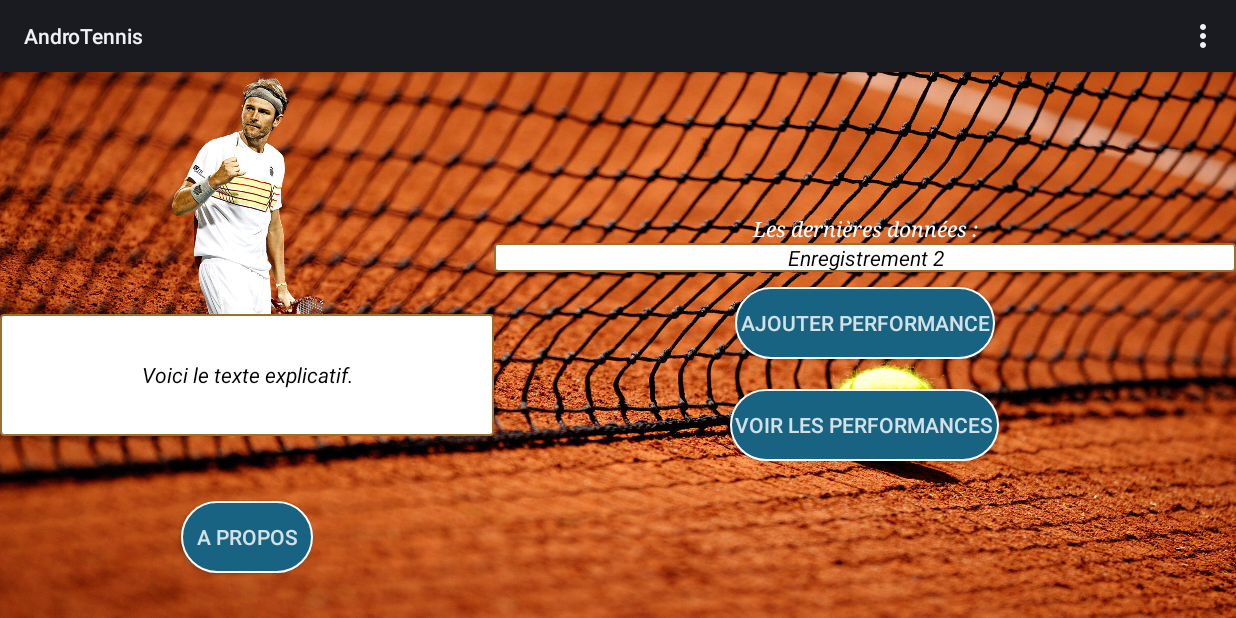
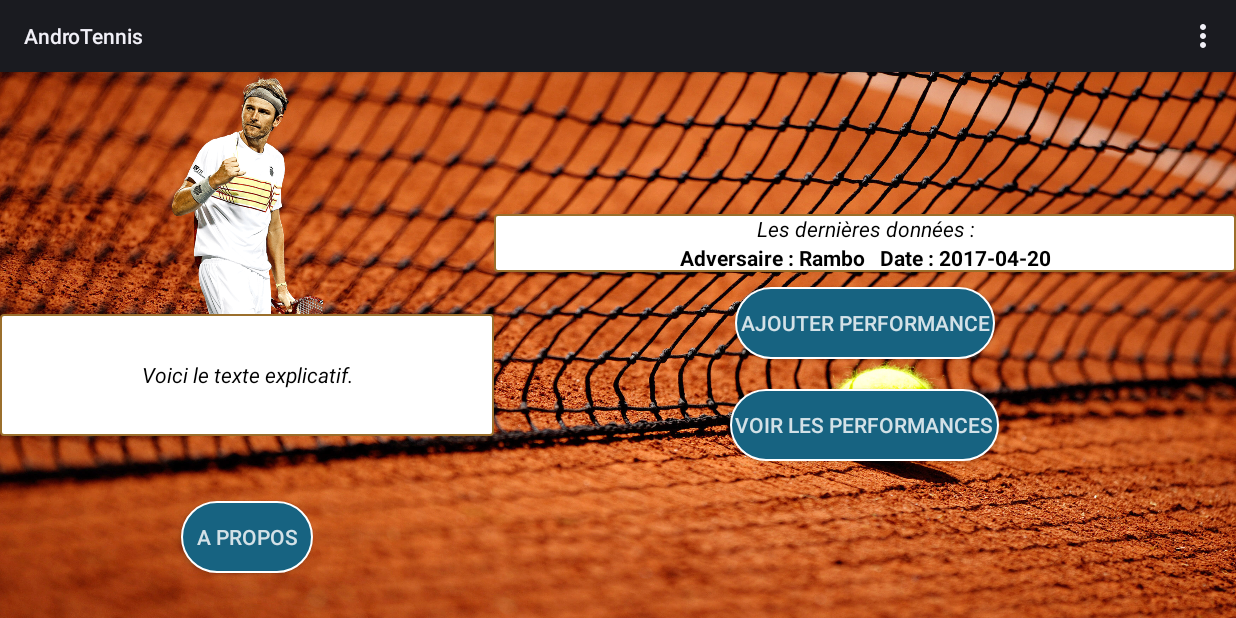
Before and after one commit to Alex3132/Projet-AndroTennis, an Android app: the screen it shows after launch (HomeActivity), in the options menu, after a tap on "Accueil", on a phone screen of 824 x 412 dp (held sideways). Run offline under Robolectric (Android 15) with nearby library versions, the light colour scheme and no system bars; 1 statement that could not run was skipped.

Commit message:
Home activity terminé

```diff
--- a/AndroTennis/app/src/main/java/fr/ldnr/androtennis/HomeActivity.java
+++ b/AndroTennis/app/src/main/java/fr/ldnr/androtennis/HomeActivity.java
@@ -2,12 +2,18 @@ package fr.ldnr.androtennis;
 
 import android.app.Activity;
 import android.content.Intent;
+import android.database.Cursor;
+import android.database.sqlite.SQLiteDatabase;
 import android.os.Build;
 import android.os.Bundle;
 import android.support.annotation.Nullable;
+import android.util.Log;
 import android.view.Menu;
 import android.view.MenuItem;
 import android.view.View;
+import android.widget.TextView;
+
+import java.util.ArrayList;
 
 import misc.MenuNavigation;
 
@@ -18,20 +24,22 @@ import static android.view.View.GONE;
  * Created by Unkof on 19/04/2017.
  */
 
-public class HomeActivity extends Activity{
+public class HomeActivity extends Activity {
 
     @Override
     protected void onCreate(@Nullable Bundle savedInstanceState) {
         super.onCreate(savedInstanceState);
 
 
-setContentView(R.layout.home);
+        setContentView(R.layout.home);
 
         //for api 11 minimum
         View home = findViewById(R.id.home_buttons);
-        if(Build.VERSION.SDK_INT>=11){
+        if (Build.VERSION.SDK_INT >= 11) {
 
             home.setVisibility(GONE);
+
+            setLastAddViews();
         }
     }
 
@@ -45,11 +53,11 @@ setContentView(R.layout.home);
     @Override
     public boolean onMenuItemSelected(int featureId, MenuItem item) {
 
-        switch (item.getItemId()){
+        switch (item.getItemId()) {
 
             case R.id.home_menu_histo:
                 MenuNavigation.goToActivity(HomeActivity.this, HistoricActivity.class);
-            return true;
+                return true;
 
             case R.id.home_menu_perform:
                 MenuNavigation.goToActivity(HomeActivity.this, PerformActivity.class);
@@ -61,39 +69,132 @@ setContentView(R.layout.home);
 
             case R.id.home_menu_welcome:
                 MenuNavigation.goToActivity(HomeActivity.this, HomeActivity.class);
-            default :
+            default:
                 return false;
         }
 
     }
 
-    public void OnAddPerformButtonClicked(View view){
+    public void OnAddPerformButtonClicked(View view) {
 
         MenuNavigation.goToActivity(HomeActivity.this, AddPerformActivity.class);
 
     }
 
-    public void onAboutButtonClicked(View view){
+    public void onAboutButtonClicked(View view) {
 
-        MenuNavigation.goToActivity(HomeActivity.this,AboutActivity.class);
+        MenuNavigation.goToActivity(HomeActivity.this, AboutActivity.class);
     }
 
-    public void onSeePerformButtonClicked(View view){
-MenuNavigation.goToActivity(HomeActivity.this,PerformActivity.class);
+    public void onSeePerformButtonClicked(View view) {
+        MenuNavigation.goToActivity(HomeActivity.this, PerformActivity.class);
     }
 
-    public void onWelcomeButtonClicked(View view){
+    public void onWelcomeButtonClicked(View view) {
 
 
     }
 
-    public void onHistoricButtonClicked(View view){
+    public void onHistoricButtonClicked(View view) {
         MenuNavigation.goToActivity(HomeActivity.this, HistoricActivity.class);
 
     }
 
-    public void onExportButtonClicked(View view){
+    public void onExportButtonClicked(View view) {
 
         /*TODO: Add export code*/
     }
+
+    public void setLastAddViews() {
+
+        int nb = 0;
+        ArrayList<String> tabBack = new ArrayList<String>();
+
+        TextView lastAdd1 = (TextView) findViewById(R.id.last_add_1);
+        TextView lastAdd2 = (TextView) findViewById(R.id.last_add_2);
+        TextView lastAdd3 = (TextView) findViewById(R.id.last_add_3);
+        TextView lastAdd4 = (TextView) findViewById(R.id.last_add_4);
+        TextView lastAdd5 = (TextView) findViewById(R.id.last_add_5);
+
+        lastAdd2.setVisibility(GONE);
+        lastAdd3.setVisibility(GONE);
+        lastAdd4.setVisibility(GONE);
+        lastAdd5.setVisibility(GONE);
+
+
+        manageBdd manager = new manageBdd(this);
+
+        SQLiteDatabase db = manager.getReadableDatabase();
+
+        Cursor curs = db.rawQuery("SELECT count(*) noma from donnees", null);
+
+        if (curs.moveToFirst()) {
+            nb = curs.getInt(0);
+            Log.i("NOmbre : ", Integer.toString(nb));
+            curs.close();
+
+        } else {
+
+            nb = 0;
+        }
+
+        Cursor c = db.rawQuery("SELECT noma, dateTime from donnees ORDER BY dateTime DESC LIMIT 5", null);
+
+        if (c.moveToFirst()) {
+
+
+            tabBack.add("Adversaire : " +c.getString(c.getColumnIndex("noma")) +"   Date : "+ c.getString(c.getColumnIndex("dateTime")).substring(0,10));
+
+            while (c.moveToNext()) {
+
+                tabBack.add("Adversaire : " +c.getString(c.getColumnIndex("noma")) +"   Date : "+ c.getString(c.getColumnIndex("dateTime")).substring(0,10));
+
+            }
+
+            switch (nb) {
+
+                case 0:
+                    break;
+                case 1:
+                    lastAdd1.setText(tabBack.get(0));
+                    lastAdd2.setText(tabBack.get(1));
+                    break;
+                case 2:
+
+                    lastAdd2.setVisibility(View.VISIBLE);
+                    lastAdd1.setText(tabBack.get(0));
+                    lastAdd2.setText(tabBack.get(1));
+                    break;
+                case 3:
+
+                    lastAdd2.setVisibility(View.VISIBLE);
+                    lastAdd3.setVisibility(View.VISIBLE);
+                    lastAdd1.setText(tabBack.get(0));
+                    lastAdd2.setText(tabBack.get(1));
+                    lastAdd3.setText(tabBack.get(2));
+                    break;
+                case 4:
+
+                    lastAdd2.setVisibility(View.VISIBLE);
+                    lastAdd3.setVisibility(View.VISIBLE);
+                    lastAdd4.setVisibility(View.VISIBLE);
+                    lastAdd1.setText(tabBack.get(0));
+                    lastAdd2.setText(tabBack.get(1));
+                    lastAdd3.setText(tabBack.get(2));
+                    lastAdd4.setText(tabBack.get(3));
+                    break;
+
+                default:
+                    lastAdd2.setVisibility(View.VISIBLE);
+                    lastAdd3.setVisibility(View.VISIBLE);
+                    lastAdd4.setVisibility(View.VISIBLE);
+                    lastAdd5.setVisibility(View.VISIBLE);
+                    lastAdd1.setText(tabBack.get(0));
+                    lastAdd2.setText(tabBack.get(1));
+                    lastAdd3.setText(tabBack.get(2));
+                    lastAdd4.setText(tabBack.get(3));
+                    lastAdd5.setText(tabBack.get(4));
+            }
+        }
+    }
 }
--- a/AndroTennis/app/src/main/res/layout/home.xml
+++ b/AndroTennis/app/src/main/res/layout/home.xml
@@ -76,7 +76,7 @@
                 android:layout_height="0dp"
                 android:layout_weight="2"
                 android:autoStart="true"
-                android:flipInterval="10000"
+                android:flipInterval="30000"
 
 
                 >
@@ -149,62 +149,71 @@
                 android:orientation="vertical"
 
                 >
-                <TextView
+                <LinearLayout
                     android:layout_width="match_parent"
                     android:layout_height="0dp"
                     android:layout_weight="1"
+                    android:orientation="vertical"
+                    style="@style/intro_text_style">
+                <TextView
+                    android:layout_width="match_parent"
+                    android:layout_height="wrap_content"
+
                     android:text="@string/home_last_perform"
-                    style="@style/other_text_style"
+                    android:textStyle="italic"
+                    android:textColor="#000"
                     android:textAlignment="center"/>
 
                 <ViewFlipper
                     android:layout_width="match_parent"
-                    android:layout_height="0dp"
-                    android:layout_weight="3"
+                    android:layout_height="wrap_content"
+
                     android:autoStart="true"
-                    android:flipInterval="1000"
+                    android:flipInterval="2000"
 
                     >
                 <TextView
                     android:id="@+id/last_add_1"
                     android:layout_width="match_parent"
                     android:layout_height="wrap_content"
-                    android:text="Enregistrement1"
+
+                    style="@style/home_perform_text_style"
                     android:textAlignment="center"
-                    style="@style/intro_text_style"/>
+                    />
 
                 <TextView
                     android:id="@+id/last_add_2"
                     android:layout_width="match_parent"
                     android:layout_height="wrap_content"
-                    android:text="Enregistrement 2"
+                    style="@style/home_perform_text_style"
                     android:textAlignment="center"
-                    style="@style/intro_text_style"/>
+                    />
 
                 <TextView
                     android:id="@+id/last_add_3"
                     android:layout_width="match_parent"
                     android:layout_height="wrap_content"
-                    android:text="Enregistrement 3"
+                    style="@style/home_perform_text_style"
                     android:textAlignment="center"
-                    style="@style/intro_text_style"/>
+                    />
 
                 <TextView
                     android:id="@+id/last_add_4"
                     android:layout_width="match_parent"
                     android:layout_height="wrap_content"
-                    android:text="Enregistrement 4"
+                    style="@style/home_perform_text_style"
                     android:textAlignment="center"
-                    style="@style/intro_text_style"/>
+                    />
 
                 <TextView
                     android:id="@+id/last_add_5"
                     android:layout_width="match_parent"
                     android:layout_height="wrap_content"
-                    android:text="Enregistrement 5"
+                    style="@style/home_perform_text_style"
                     android:textAlignment="center"
-                    style="@style/intro_text_style"/>
+                    />
                 </ViewFlipper>
+                    </LinearLayout>
 
                 <Button
                     android:id="@+id/home_add_perform"
```
